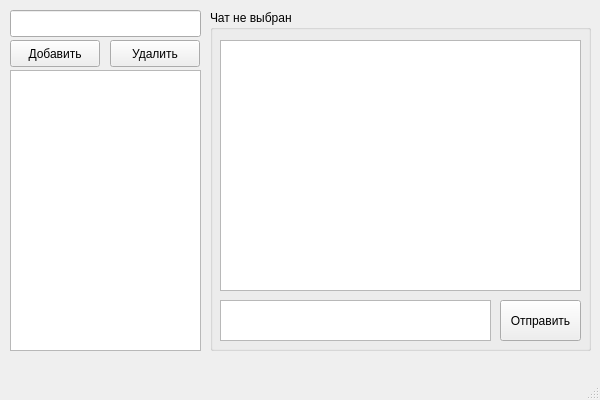
Qt form gui/MyMessenger.ui (thunderamur/my_messenger) before a commit.
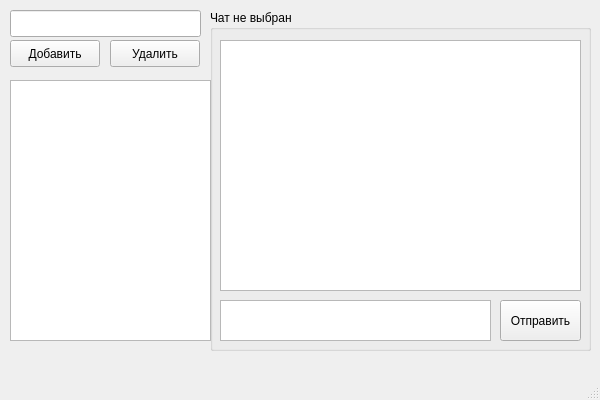
The same form after that commit.

Commit message: UI update_chat, update_contact_list

Diff of the .ui file:
```diff
--- a/gui/MyMessenger.ui
+++ b/gui/MyMessenger.ui
@@ -50,16 +50,6 @@
      </rect>
     </property>
    </widget>
-   <widget class="QListView" name="listViewContactList">
-    <property name="geometry">
-     <rect>
-      <x>10</x>
-      <y>70</y>
-      <width>191</width>
-      <height>281</height>
-     </rect>
-    </property>
-   </widget>
    <widget class="QTextEdit" name="textEditChatInput">
     <property name="geometry">
      <rect>
@@ -106,6 +96,16 @@
      <string>Чат не выбран</string>
     </property>
    </widget>
+   <widget class="QListWidget" name="listWidgetContactList">
+    <property name="geometry">
+     <rect>
+      <x>10</x>
+      <y>80</y>
+      <width>201</width>
+      <height>261</height>
+     </rect>
+    </property>
+   </widget>
    <zorder>pushButtonAddContact</zorder>
    <zorder>pushButtonContactList</zorder>
    <zorder>lineEditAddContact</zorder>
```
Left out of the diff: 2 changed lines with no effect on the pictures. The commit also changes 5 other files.
